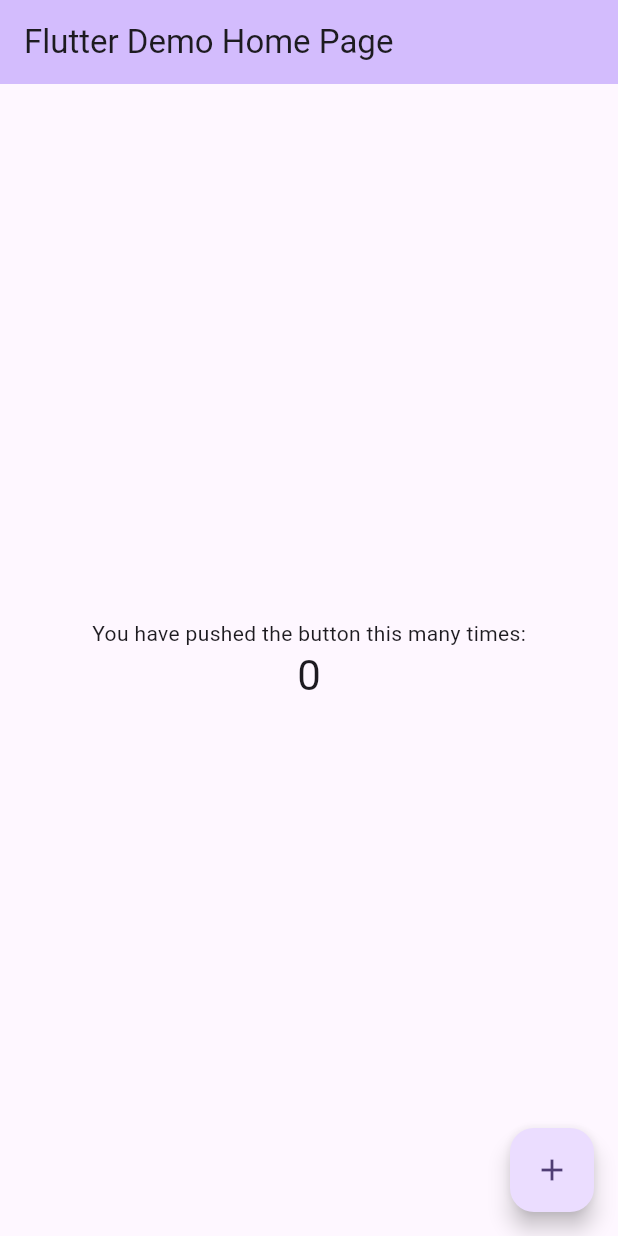
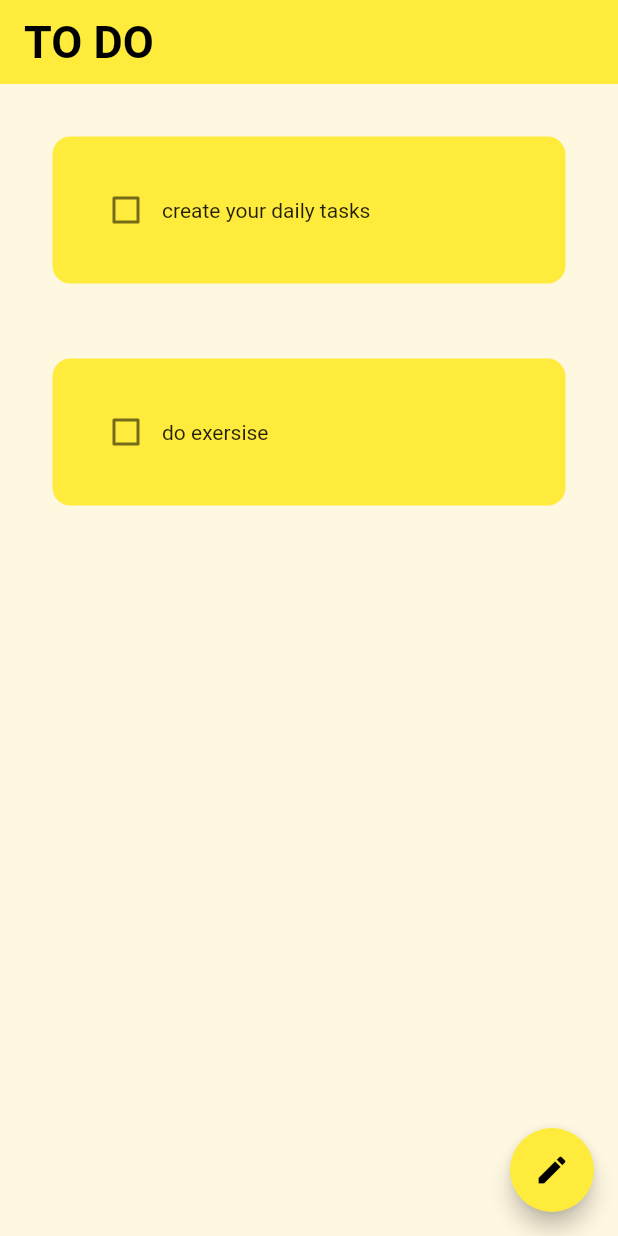
Before and after one commit to anandu88/hivetodo, a Flutter app: the screen it shows after launch, on a phone screen of 412 x 824 dp. Run offline on Flutter 3.47's test engine with Material 2 defaults, Android fonts, the light colour scheme and no system bars; drawn by our look-alikes of flutter_slidable; our stand-ins replace hive, hive_flutter; accounts and stored records are empty.

Commit message:
more edit

```diff
--- a/lib/database/database.dart
+++ b/lib/database/database.dart
@@ -0,0 +1,24 @@
+import 'package:hive/hive.dart';
+
+class Tododatabase{
+
+  List todolist=[];
+  final _mybox=Hive.box('mybox');
+
+//intaial
+  void createintialdata(){
+    todolist=[["create your daily tasks",false],
+    ["do exersise",false]];
+
+  }
+  //load data from database
+  void loaddata(){
+    todolist=_mybox.get("TODOLIST");
+
+  }
+  //updata database
+  void updatedata(){
+    _mybox.put("TODOLIST", todolist);
+
+  }
+}
--- a/lib/main.dart
+++ b/lib/main.dart
@@ -1,125 +1,30 @@
 import 'package:flutter/material.dart';
 
-void main() {
-  runApp(const MyApp());
+import 'package:hive_flutter/adapters.dart';
+import 'package:hivetodo/pages/homepage.dart';
+
+
+
+void main()async{
+  await Hive.initFlutter();
+
+  await Hive.openBox("mybox");
+  runApp(const Myapp());
+
 }
+class Myapp extends StatelessWidget {
+  const Myapp ({super.key});
 
-class MyApp extends StatelessWidget {
-  const MyApp({super.key});
-
-  // This widget is the root of your application.
   @override
   Widget build(BuildContext context) {
-    return MaterialApp(
-      title: 'Flutter Demo',
+    return  MaterialApp(
+      debugShowCheckedModeBanner: false,
+      home: const Homepage(),
       theme: ThemeData(
-        // This is the theme of your application.
-        //
-        // TRY THIS: Try running your application with "flutter run". You'll see
-        // the application has a blue toolbar. Then, without quitting the app,
-        // try changing the seedColor in the colorScheme below to Colors.green
-        // and then invoke "hot reload" (save your changes or press the "hot
-        // reload" button in a Flutter-supported IDE, or press "r" if you used
-        // the command line to start the app).
-        //
-        // Notice that the counter didn't reset back to zero; the application
-        // state is not lost during the reload. To reset the state, use hot
-        // restart instead.
-        //
-        // This works for code too, not just values: Most code changes can be
-        // tested with just a hot reload.
-        colorScheme: ColorScheme.fromSeed(seedColor: Colors.deepPurple),
-        useMaterial3: true,
+        primarySwatch: Colors.yellow,
+        scaffoldBackgroundColor: Colors.amber.shade50
+
       ),
-      home: const MyHomePage(title: 'Flutter Demo Home Page'),
     );
   }
 }
-
-class MyHomePage extends StatefulWidget {
-  const MyHomePage({super.key, required this.title});
-
-  // This widget is the home page of your application. It is stateful, meaning
-  // that it has a State object (defined below) that contains fields that affect
-  // how it looks.
-
-  // This class is the configuration for the state. It holds the values (in this
-  // case the title) provided by the parent (in this case the App widget) and
-  // used by the build method of the State. Fields in a Widget subclass are
-  // always marked "final".
-
-  final String title;
-
-  @override
-  State<MyHomePage> createState() => _MyHomePageState();
-}
-
-class _MyHomePageState extends State<MyHomePage> {
-  int _counter = 0;
-
-  void _incrementCounter() {
-    setState(() {
-      // This call to setState tells the Flutter framework that something has
-      // changed in this State, which causes it to rerun the build method below
-      // so that the display can reflect the updated values. If we changed
-      // _counter without calling setState(), then the build method would not be
-      // called again, and so nothing would appear to happen.
-      _counter++;
-    });
-  }
-
-  @override
-  Widget build(BuildContext context) {
-    // This method is rerun every time setState is called, for instance as done
-    // by the _incrementCounter method above.
-    //
-    // The Flutter framework has been optimized to make rerunning build methods
-    // fast, so that you can just rebuild anything that needs updating rather
-    // than having to individually change instances of widgets.
-    return Scaffold(
-      appBar: AppBar(
-        // TRY THIS: Try changing the color here to a specific color (to
-        // Colors.amber, perhaps?) and trigger a hot reload to see the AppBar
-        // change color while the other colors stay the same.
-        backgroundColor: Theme.of(context).colorScheme.inversePrimary,
-        // Here we take the value from the MyHomePage object that was created by
-        // the App.build method, and use it to set our appbar title.
-        title: Text(widget.title),
-      ),
-      body: Center(
-        // Center is a layout widget. It takes a single child and positions it
-        // in the middle of the parent.
-        child: Column(
-          // Column is also a layout widget. It takes a list of children and
-          // arranges them vertically. By default, it sizes itself to fit its
-          // children horizontally, and tries to be as tall as its parent.
-          //
-          // Column has various properties to control how it sizes itself and
-          // how it positions its children. Here we use mainAxisAlignment to
-          // center the children vertically; the main axis here is the vertical
-          // axis because Columns are vertical (the cross axis would be
-          // horizontal).
-          //
-          // TRY THIS: Invoke "debug painting" (choose the "Toggle Debug Paint"
-          // action in the IDE, or press "p" in the console), to see the
-          // wireframe for each widget.
-          mainAxisAlignment: MainAxisAlignment.center,
-          children: <Widget>[
-            const Text(
-              'You have pushed the button this many times:',
-            ),
-            Text(
-              '$_counter',
-              style: Theme.of(context).textTheme.headlineMedium,
-            ),
-          ],
-        ),
-      ),
-      floatingActionButton: FloatingActionButton(
-        onPressed: _incrementCounter,
-        tooltip: 'Increment',
-        child: const Icon(Icons.add),
-      ), // This trailing comma makes auto-formatting nicer for build methods.
-    );
-  }
-}
--- a/lib/pages/homepage.dart
+++ b/lib/pages/homepage.dart
@@ -0,0 +1,135 @@
+
+import 'package:flutter/material.dart';
+import 'package:hive/hive.dart';
+
+import '../database/database.dart';
+import '../widgets/todotile.dart';
+
+
+
+
+
+class Homepage extends StatefulWidget {
+  const Homepage({super.key});
+
+  @override
+  State<Homepage> createState() => _HomepageState();
+}
+
+class _HomepageState extends State<Homepage> {
+  Tododatabase db=Tododatabase();
+  final TextEditingController tittlecontroller=TextEditingController();
+
+   final _mybox=Hive.box('mybox');
+
+
+
+   @override
+  void initState() {
+    //if this is the first time open the app
+    if(_mybox.get("TODOLIST") == null){
+      db.createintialdata();
+    }else{
+      db.loaddata();
+    }
+    super.initState();
+  }
+
+
+  @override
+  Widget build(BuildContext context) {
+
+    return Scaffold(
+      appBar: AppBar(
+        title: const Text("TO DO",style: TextStyle(fontSize: 30,fontWeight: FontWeight.bold,color: Colors.black),),
+        elevation: 0,
+      ),
+      body: ListView.builder(itemCount: db.todolist.length,
+      padding: const EdgeInsets.all(10),
+      shrinkWrap:true ,
+      physics:const BouncingScrollPhysics(),
+
+
+
+      itemBuilder: (context, index) {
+        return  Todotile(taskcompleted: db.todolist[index][1],
+
+         taskname: db.todolist[index][0],
+          onChanged:(value) => checkboxchanged(value,index),
+           deletefunction: ( context  ) {
+            deletetask(index);
+            },);
+      },),
+      floatingActionButton: FloatingActionButton(onPressed: (){
+        createnewtask();
+
+
+      },
+      child:const Icon(Icons.edit),),
+    );
+  }
+
+ void  checkboxchanged(bool?value,int index) {
+  setState(() {
+    db.todolist[index][1]=!db.todolist[index][1];
+  });
+  db.updatedata();
+ }
+  void saveNewTask() {
+    setState(() {
+      db.todolist.add([tittlecontroller.text, false]);
+      tittlecontroller.clear();
+    });
+    Navigator.of(context).pop();
+    db.updatedata();
+  }
+
+  void createnewtask() {
+    showDialog(context: context, builder: (context) {
+      return AlertDialog(content: Container(
+        height: 200,
+        color: Colors.yellow,
+        child: Column(
+          children: [
+           Expanded(
+             child: TextField(controller: tittlecontroller,
+                decoration: const InputDecoration(hintText: "add a new task",
+                  border: OutlineInputBorder()
+                ),
+              ),
+           ),
+            Row(mainAxisAlignment: MainAxisAlignment.end,
+              children: [
+                ElevatedButton(onPressed: (){
+                  setState(() {
+                   db. todolist.add([tittlecontroller.text,false]);
+                    tittlecontroller.clear();
+                  });
+                  Navigator.of(context).pop();
+                }, child:const Text("save")),
+                const SizedBox(width: 20,),
+                ElevatedButton(onPressed: (){
+                  Navigator.of(context).pop();
+                }, child:const Text("cancel"))
+              ],
+            )
+
+          ],
+        ),
+      ),
+
+
+      );
+    },);
+    db.updatedata();
+  }
+
+  void deletetask(int index) {
+    setState(() {
+      db.todolist.removeAt(index);
+    });
+    db.updatedata();
+  }
+
+
+}
--- a/lib/widgets/todotile.dart
+++ b/lib/widgets/todotile.dart
@@ -0,0 +1,43 @@
+import 'package:flutter/cupertino.dart';
+import 'package:flutter/material.dart';
+import 'package:flutter_slidable/flutter_slidable.dart';
+
+
+// ignore: must_be_immutable
+class Todotile extends StatelessWidget {
+  final String taskname;
+  final bool taskcompleted;
+   Function(bool?)? onChanged;
+   void Function(BuildContext)?deletefunction;
+   Todotile ({super.key, required this.taskname,
+    required this.taskcompleted,required this.onChanged,
+    required this.deletefunction});
+
+
+  @override
+  Widget build(BuildContext context) {
+    return Padding(
+      padding: const EdgeInsets.all(25.0),
+      child: Slidable(endActionPane: ActionPane(motion: const StretchMotion(),
+       children: [
+        SlidableAction(onPressed:deletefunction,
+        borderRadius: BorderRadius.circular(12),
+        icon: Icons.delete,backgroundColor: Colors.red.shade300,),
+       ],),
+        child: Container(decoration: BoxDecoration(
+          color: Colors.yellow,
+          borderRadius: BorderRadius.circular(12)
+        ),padding:const EdgeInsets.all(25),
+        child: Row(
+          children: [
+            Checkbox(value: taskcompleted, onChanged: onChanged,
+            activeColor: Colors.black),
+            Text(taskname)
+          ],
+        ),
+
+        ),
+      ),
+    );
+  }
+}
```
